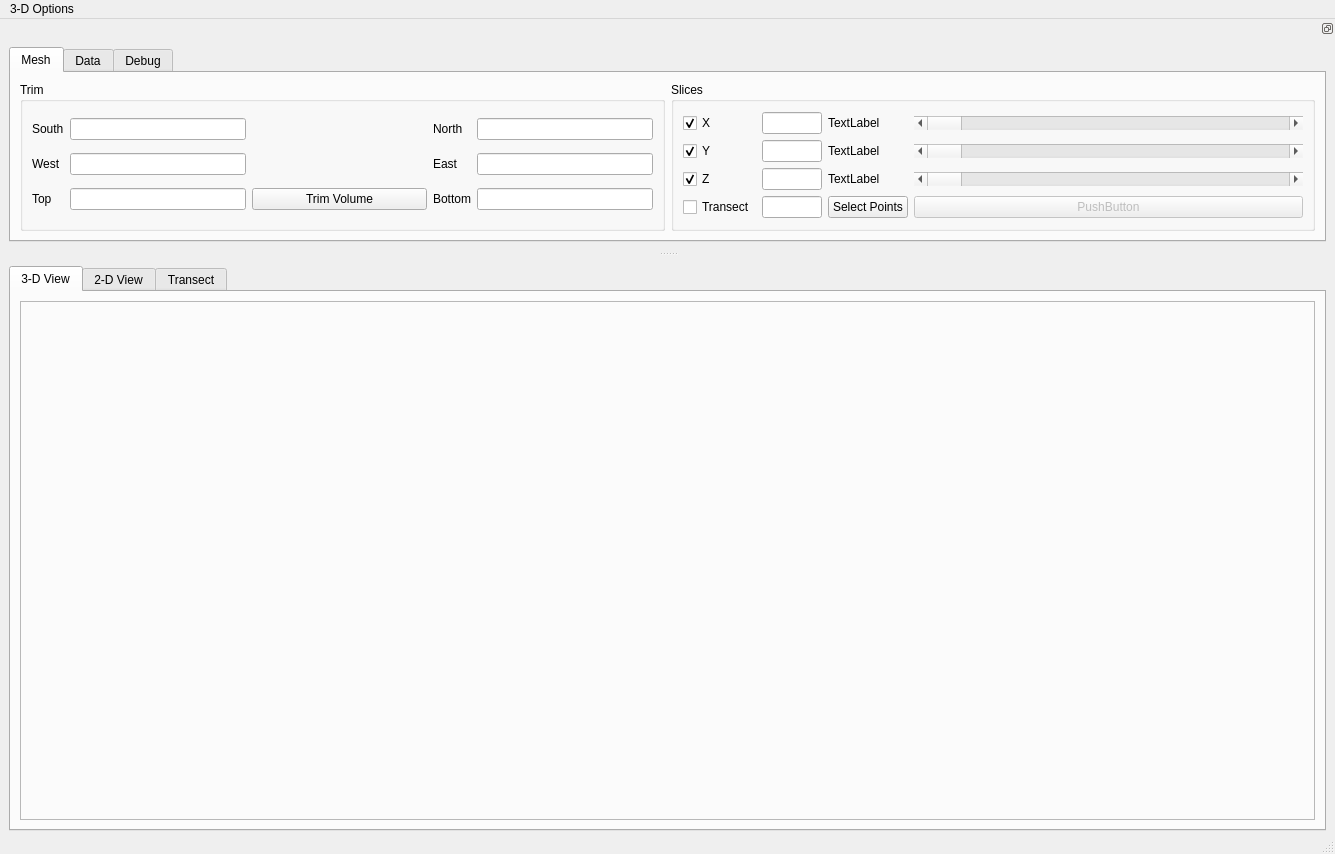
First picture: the form in pyMT/ModelGUI/model_viewer.ui, repository eroots/pyMT, before the edit.
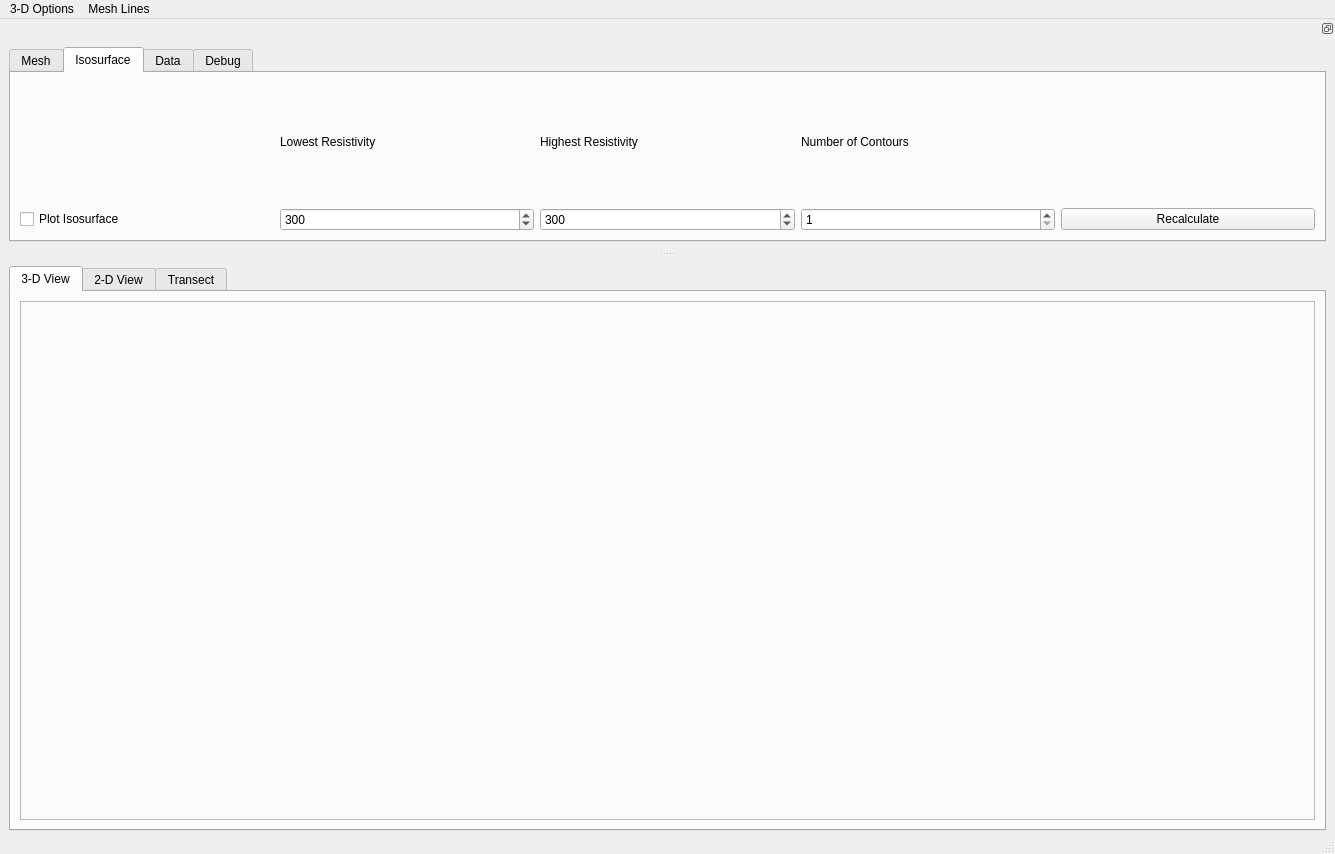
Second picture: the form after the edit.

What changed in the file:
```diff
--- a/pyMT/ModelGUI/model_viewer.ui
+++ b/pyMT/ModelGUI/model_viewer.ui
@@ -114,8 +114,14 @@
     <layout class="QGridLayout" name="gridLayout_6">
      <item row="0" column="0">
       <widget class="QTabWidget" name="tabWidget">
+       <property name="maximumSize">
+        <size>
+         <width>16777210</width>
+         <height>16777215</height>
+        </size>
+       </property>
        <property name="currentIndex">
-        <number>0</number>
+        <number>1</number>
        </property>
        <widget class="QWidget" name="Mesh">
         <attribute name="title">
@@ -459,6 +465,84 @@
          </item>
         </layout>
        </widget>
+       <widget class="QWidget" name="tab_6">
+        <attribute name="title">
+         <string>Isosurface</string>
+        </attribute>
+        <layout class="QGridLayout" name="gridLayout_12">
+         <item row="2" column="0">
+          <widget class="QCheckBox" name="isoPlot">
+           <property name="text">
+            <string>Plot Isosurface</string>
+           </property>
+           <property name="checked">
+            <bool>false</bool>
+           </property>
+          </widget>
+         </item>
+         <item row="2" column="4">
+          <widget class="QPushButton" name="isoRecalculate">
+           <property name="text">
+            <string>Recalculate</string>
+           </property>
+          </widget>
+         </item>
+         <item row="2" column="2">
+          <widget class="QSpinBox" name="isoHigh">
+           <property name="minimum">
+            <number>1</number>
+           </property>
+           <property name="maximum">
+            <number>100000</number>
+           </property>
+           <property name="value">
+            <number>300</number>
+           </property>
+          </widget>
+         </item>
+         <item row="2" column="1">
+          <widget class="QSpinBox" name="isoLow">
+           <property name="maximum">
+            <number>100000</number>
+           </property>
+           <property name="value">
+            <number>300</number>
+           </property>
+          </widget>
+         </item>
+         <item row="2" column="3">
+          <widget class="QSpinBox" name="isoNum">
+           <property name="minimum">
+            <number>1</number>
+           </property>
+           <property name="maximum">
+            <number>50</number>
+           </property>
+          </widget>
+         </item>
+         <item row="1" column="1">
+          <widget class="QLabel" name="label_7">
+           <property name="text">
+            <string>Lowest Resistivity</string>
+           </property>
+          </widget>
+         </item>
+         <item row="1" column="2">
+          <widget class="QLabel" name="label_8">
+           <property name="text">
+            <string>Highest Resistivity</string>
+           </property>
+          </widget>
+         </item>
+         <item row="1" column="3">
+          <widget class="QLabel" name="label_9">
+           <property name="text">
+            <string>Number of Contours</string>
+           </property>
+          </widget>
+         </item>
+        </layout>
+       </widget>
        <widget class="QWidget" name="tab_2">
         <attribute name="title">
          <string>Data</string>
@@ -499,7 +583,7 @@
      <x>0</x>
      <y>0</y>
      <width>1335</width>
-     <height>26</height>
+     <height>21</height>
     </rect>
    </property>
    <widget class="QMenu" name="menuView">
@@ -510,7 +594,15 @@
     <addaction name="viewXZ"/>
     <addaction name="viewYZ"/>
    </widget>
+   <widget class="QMenu" name="menuMesh_Lines">
+    <property name="title">
+     <string>Mesh Lines</string>
+    </property>
+    <addaction name="meshOn"/>
+    <addaction name="meshOff"/>
+   </widget>
    <addaction name="menuView"/>
+   <addaction name="menuMesh_Lines"/>
   </widget>
   <action name="viewXY">
    <property name="text">
```
Left out of the diff: 19 changed lines with no effect on the pictures.
